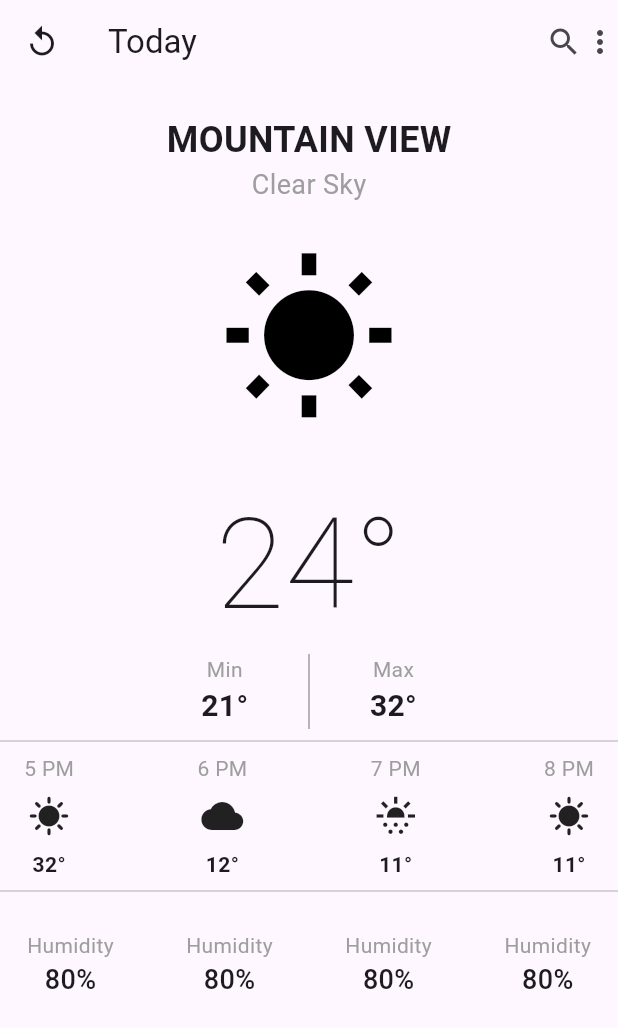
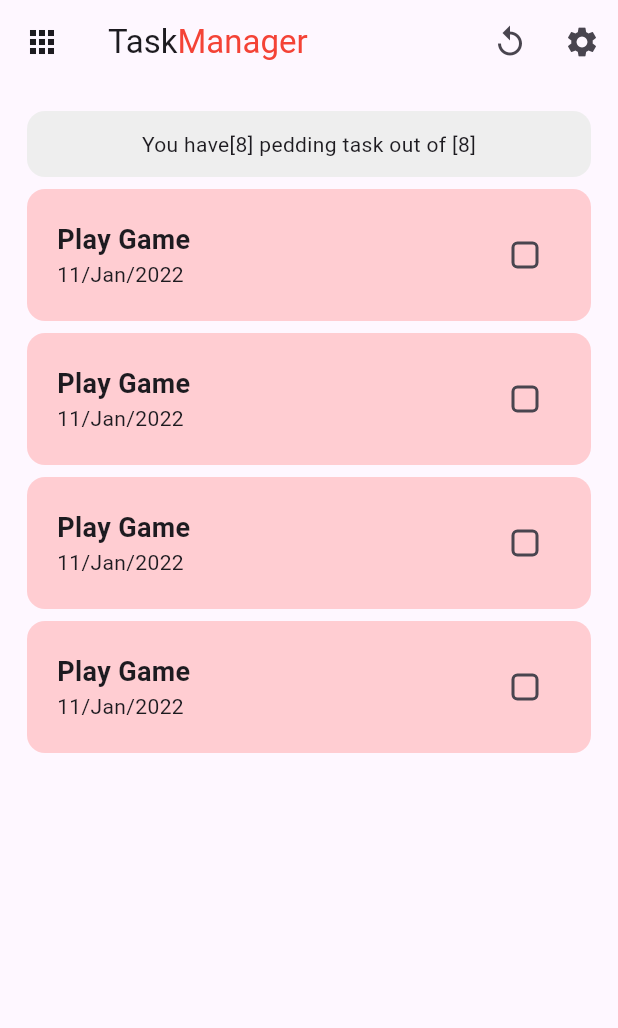
Before and after one commit to nounthanith/nubb_flutter_y3_s2, a Flutter app: the screen it shows after launch, on a phone screen of 412 x 824 dp. Shown: the top 1028 px of the screen. Run offline on Flutter 3.47's test engine with Material 3 defaults, Android fonts, the phone set to English and light mode, and no system bars.

Commit message:
add homework 2

```diff
--- /dev/null
+++ b/lib/homework_two.dart
@@ -0,0 +1,86 @@
+import 'package:flutter/material.dart';
+
+class HomeworkTwo extends StatelessWidget {
+  @override
+  Widget build(BuildContext context) {
+    return Scaffold(
+      appBar: AppBar(
+        leading: IconButton(onPressed: () {}, icon: Icon(Icons.apps)),
+        title: Row(
+          children: [
+            Text("Task"),
+            Text("Manager", style: TextStyle(color: Colors.red)),
+          ],
+        ),
+        actions: [
+          IconButton(onPressed: () {}, icon: Icon(Icons.replay)),
+          IconButton(onPressed: () {}, icon: Icon(Icons.settings)),
+        ],
+      ),
+      body: Padding(
+        padding: const EdgeInsets.all(18.0),
+        child: Center(
+          child: Column(
+            children: [
+              Container(
+                decoration: BoxDecoration(
+                  color: Colors.grey.shade200,
+                  borderRadius: BorderRadius.circular(12.0),
+                ),
+                padding: EdgeInsets.all(12.0),
+                width: double.infinity,
+                child: Text(
+                  "You have[8] pedding task out of [8]",
+                  textAlign: TextAlign.center,
+                ),
+              ),
+
+              data("Play Game", "11/Jan/2022"),
+              data("Play Game", "11/Jan/2022"),
+              data("Play Game", "11/Jan/2022"),
+              data("Play Game", "11/Jan/2022"),
+            ],
+          ),
+        ),
+      ),
+    );
+  }
+
+  Widget data(String name, String date) {
+    return Column(
+      children: [
+        SizedBox(height: 8),
+        Container(
+          padding: EdgeInsets.all(20),
+          decoration: BoxDecoration(
+            color: Colors.red.shade100,
+            borderRadius: BorderRadius.circular(12),
+          ),
+          child: Row(
+            crossAxisAlignment: CrossAxisAlignment.center,
+            mainAxisAlignment: MainAxisAlignment.spaceBetween,
+            children: [
+              Column(
+                crossAxisAlignment: CrossAxisAlignment.start,
+                children: [
+                  Text(
+                    name,
+                    style: TextStyle(fontSize: 18, fontWeight: FontWeight.bold),
+                  ),
+                  Text(date),
+                ],
+              ),
+              Checkbox(
+                value: false,
+                onChanged: (bool? value) {},
+                shape: RoundedRectangleBorder(
+                  borderRadius: BorderRadius.circular(4.0),
+                ),
+              ),
+            ],
+          ),
+        ),
+      ],
+    );
+  }
+}
--- a/lib/main.dart
+++ b/lib/main.dart
@@ -1,5 +1,6 @@
 import 'package:flutter/material.dart';
 import 'package:new_app/home_view.dart';
+import 'package:new_app/homework_two.dart';
 import 'package:new_app/row_column.dart';
 import 'package:new_app/weatherder_view.dart';
 
@@ -12,6 +13,6 @@ class MyApp extends StatelessWidget {
 
   @override
   Widget build(BuildContext context) {
-    return MaterialApp(debugShowCheckedModeBanner: false, home: WeatherView());
+    return MaterialApp(debugShowCheckedModeBanner: false, home: HomeworkTwo());
   }
 }
```
